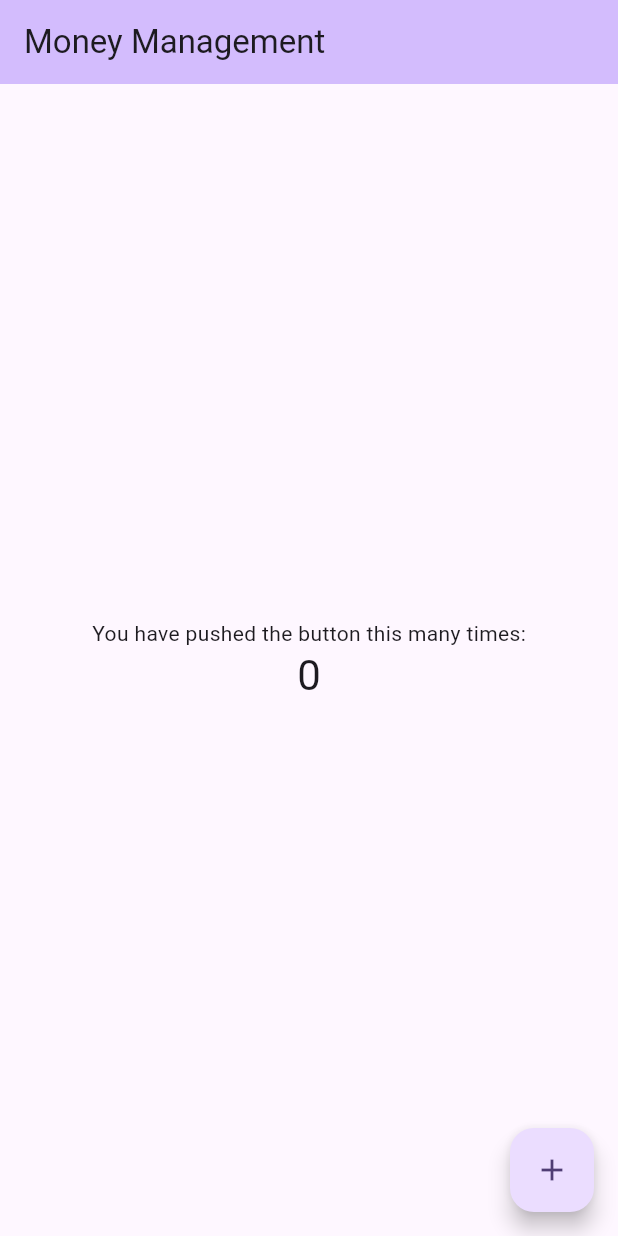
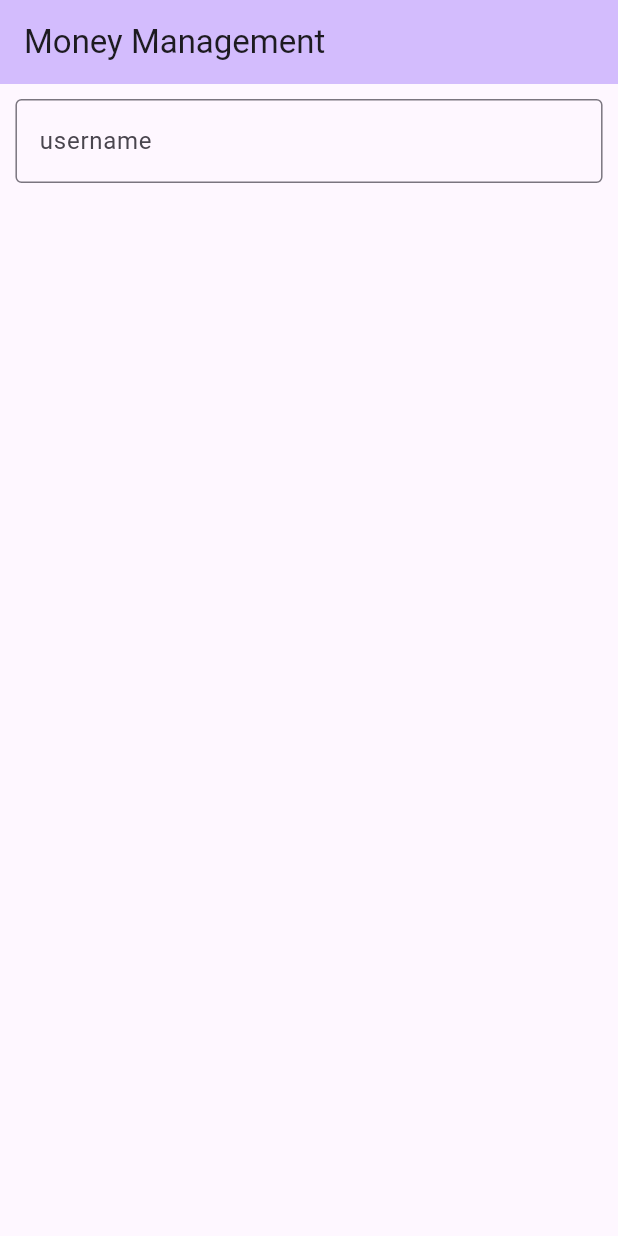
Before and after one commit to waruntronkra/git-programming, a Flutter app: the screen it shows after launch, on a phone screen of 412 x 824 dp. Run offline on Flutter 3.47's test engine with Material 3 defaults, Android fonts, the light colour scheme and no system bars.

Commit message:
Update main.dart

```diff
--- a/Flutter/money_management/lib/main.dart
+++ b/Flutter/money_management/lib/main.dart
@@ -31,62 +31,33 @@ class MyHomePage extends StatefulWidget {
 }
 
 class _MyHomePageState extends State<MyHomePage> {
-  int _counter = 0;
 
-  void _incrementCounter() {
-    setState(() {
-
-      _counter++;
-    });
-  }
 
   @override
   Widget build(BuildContext context) {
 
     return Scaffold(
       appBar: AppBar(
-        // TRY THIS: Try changing the color here to a specific color (to
-        // Colors.amber, perhaps?) and trigger a hot reload to see the AppBar
-        // change color while the other colors stay the same.
         backgroundColor: Theme.of(context).colorScheme.inversePrimary,
-        // Here we take the value from the MyHomePage object that was created by
-        // the App.build method, and use it to set our appbar title.
         title: Text(widget.title),
       ),
       body: Center(
-        // Center is a layout widget. It takes a single child and positions it
-        // in the middle of the parent.
         child: Column(
-          // Column is also a layout widget. It takes a list of children and
-          // arranges them vertically. By default, it sizes itself to fit its
-          // children horizontally, and tries to be as tall as its parent.
-          //
-          // Column has various properties to control how it sizes itself and
-          // how it positions its children. Here we use mainAxisAlignment to
-          // center the children vertically; the main axis here is the vertical
-          // axis because Columns are vertical (the cross axis would be
-          // horizontal).
-          //
-          // TRY THIS: Invoke "debug painting" (choose the "Toggle Debug Paint"
-          // action in the IDE, or press "p" in the console), to see the
-          // wireframe for each widget.
-          mainAxisAlignment: MainAxisAlignment.center,
-          children: <Widget>[
-            const Text(
-              'You have pushed the button this many times:',
-            ),
-            Text(
-              '$_counter',
-              style: Theme.of(context).textTheme.headlineMedium,
-            ),
+          children: [
+            Container(
+              margin: const EdgeInsets.only(top: 10),
+              width: MediaQuery.of(context).size.width * 0.95,
+              child: const TextField(
+                decoration: InputDecoration(
+                  border: OutlineInputBorder(),
+                  hintText: 'username'
+                ),
+              ),
+            )
           ],
-        ),
+        )
       ),
-      floatingActionButton: FloatingActionButton(
-        onPressed: _incrementCounter,
-        tooltip: 'Increment',
-        child: const Icon(Icons.add),
-      ), // This trailing comma makes auto-formatting nicer for build methods.
+
     );
   }
 }
```
